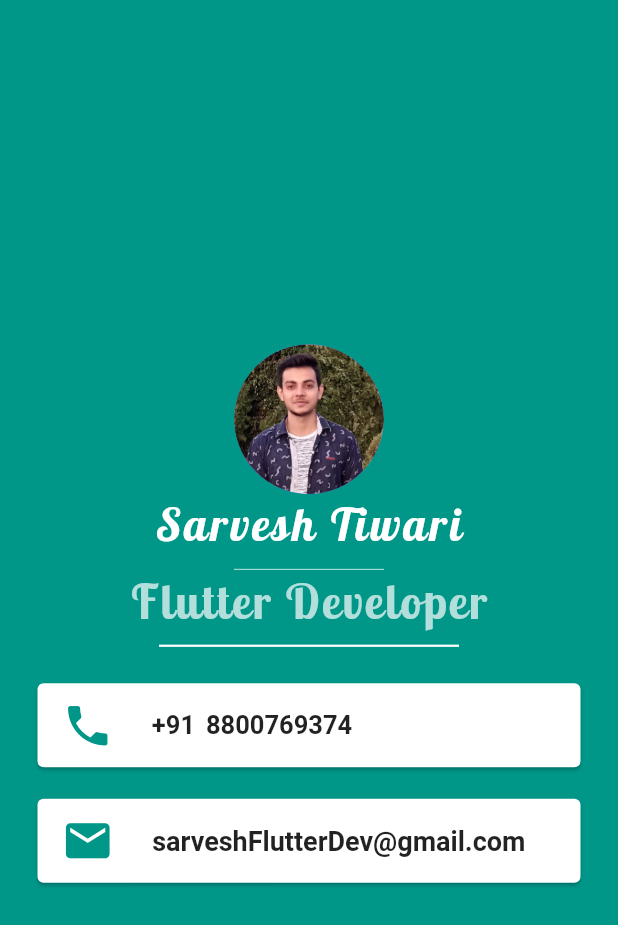
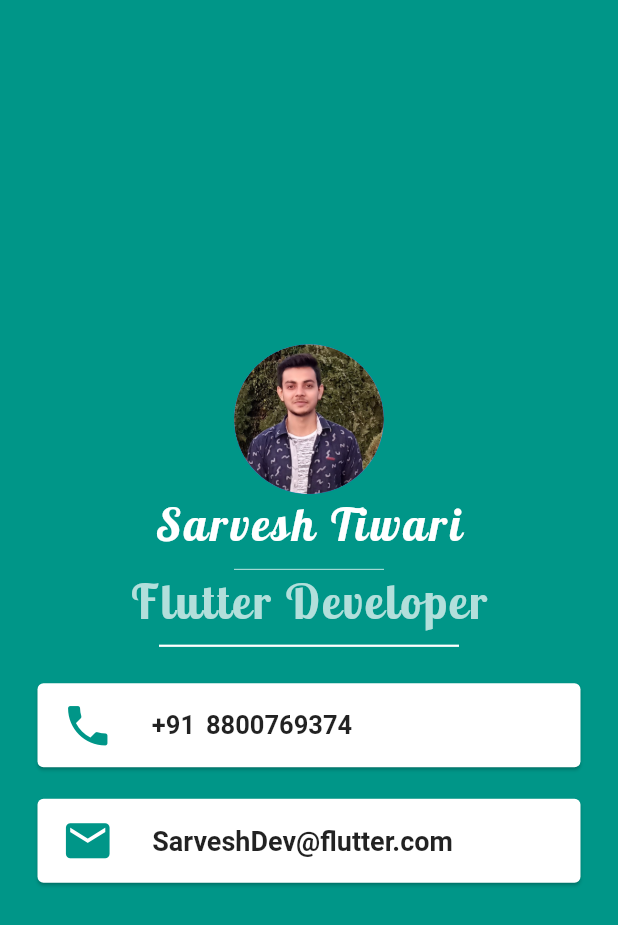
Before and after one commit to sarveshsrv/MyCard, a Flutter app: the screen it shows after launch, on a phone screen of 412 x 824 dp. Shown: the top 925 px of the screen. Run offline on Flutter 3.47's test engine with Material 2 defaults, Android fonts, the phone set to English and light mode, and no system bars.

Commit message:
Card updated

```diff
--- a/lib/main.dart
+++ b/lib/main.dart
@@ -107,7 +107,7 @@
                       size: 35,
                     ),
                     title: Text(
-                      " sarveshFlutterDev@gmail.com",
+                      " SarveshDev@flutter.com",
                       style: TextStyle(
                         fontWeight: FontWeight.bold,
                         wordSpacing: 2,
```
